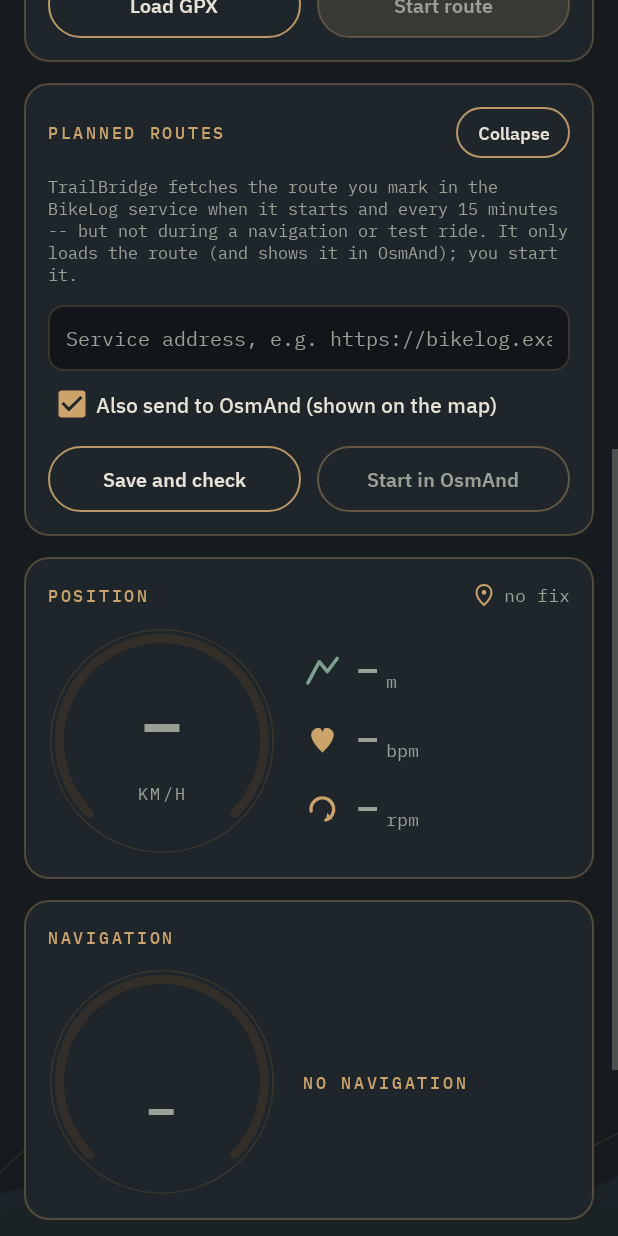
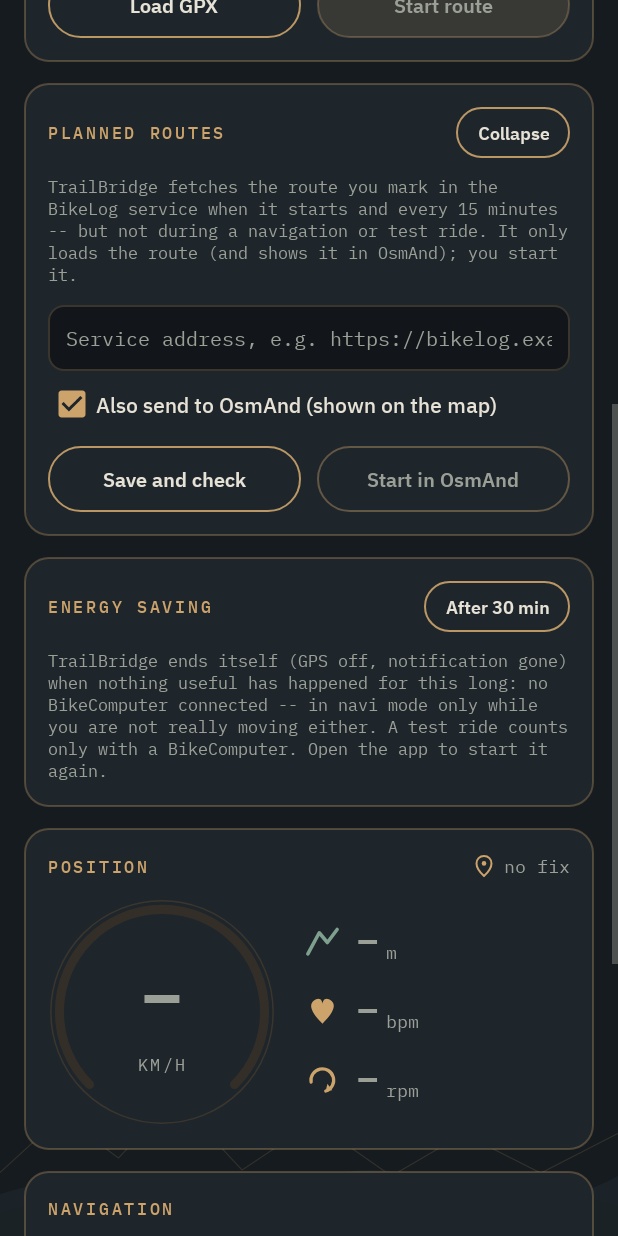
Before and after one commit to euphi/TrailBridge, an Android app: the screen it shows after launch (MainActivity), scrolled down 576 dp, on a phone screen of 412 x 824 dp. Run offline under Robolectric (Android 15) with nearby library versions, the phone set to English and light mode, and no system bars; 2 statements that could not run were skipped.

Commit message:
Version 0.5.1-rc3: Dienst beendet sich bei Leerlauf selbst
Der Dienst forderte das GPS jede Sekunde an, bis man ihn von Hand beendete
(am Gerät: 3 h 19 min GPS an, ohne BikeComputer). Jetzt läuft ein Timer
(IdleWatch), wenn nichts Sinnvolles passiert: kein BikeComputer verbunden;
im Navi-Modus zählt echte Bewegung, eine Testfahrt nur mit BikeComputer.
Standard 30 min, einstellbar (Karte "Energie sparen", auch "Nie"). Der Timer
ist ein AlarmManager-Alarm, damit er im Doze auslöst. Danach: Vordergrund-
Benachrichtigung weg, GPS aus, stopSelf.

Co-Authored-By: Claude Sonnet 5.5 <noreply@anthropic.com>

```diff
--- a/app/build.gradle
+++ b/app/build.gradle
@@ -15,7 +15,7 @@ android {
         // neue Versionen über die Tags und prüft genau diese beiden Werte --
         // vor jedem Release-Tag hier hochzählen, siehe FDROID.md.
         versionCode 501
-        versionName "0.5.1-rc2"
+        versionName "0.5.1-rc3"
     }
 
     // Kein von Google verschlüsselter Abhängigkeits-Blob in der APK -- F-Droid
--- /dev/null
+++ b/app/src/main/java/com/euphi/trailbridge/AutoStopSettings.java
@@ -0,0 +1,37 @@
+package com.euphi.trailbridge;
+
+import android.content.Context;
+import android.content.SharedPreferences;
+
+/** How long the service may be idle (see {@link IdleWatch}) before it ends itself. */
+final class AutoStopSettings {
+    private static final String PREFS = "auto_stop";
+    private static final String KEY_MINUTES = "minutes";
+
+    /** The choices in the order the settings button cycles through them; 0 = never. */
+    static final int[] CHOICES_MIN = {15, 30, 60, 120, 0};
+    static final int DEFAULT_MIN = 30;
+
+    private final SharedPreferences prefs;
+
+    AutoStopSettings(Context context) {
+        prefs = context.getApplicationContext().getSharedPreferences(PREFS, Context.MODE_PRIVATE);
+    }
+
+    /** 0 = never. */
+    int minutes() {
+        return prefs.getInt(KEY_MINUTES, DEFAULT_MIN);
+    }
+
+    void setMinutes(int minutes) {
+        prefs.edit().putInt(KEY_MINUTES, minutes).apply();
+    }
+
+    /** The choice after the current one; a stored value that is not a choice any more starts over at the first. */
+    static int next(int minutes) {
+        for (int i = 0; i < CHOICES_MIN.length; i++) {
+            if (CHOICES_MIN[i] == minutes) return CHOICES_MIN[(i + 1) % CHOICES_MIN.length];
+        }
+        return CHOICES_MIN[0];
+    }
+}
--- a/app/src/main/java/com/euphi/trailbridge/MainActivity.java
+++ b/app/src/main/java/com/euphi/trailbridge/MainActivity.java
@@ -159,6 +159,7 @@ public class MainActivity extends AppCompatActivity implements TrailBridgeServic
         });
         setupTestPanel();
         setupPlannedCard();
+        setupAutoStopCard();
         updateRouteButton();
         handleIntent(getIntent());
     }
@@ -251,6 +252,25 @@ public class MainActivity extends AppCompatActivity implements TrailBridgeServic
             if (service != null) service.startRouteInOsmAnd();
         });
         applyPlannedExpanded();
+    }
+
+    /** One button that cycles through the idle times (AutoStopSettings) and shows the current one. */
+    private void setupAutoStopCard() {
+        Button button = findViewById(R.id.autoStopButton);
+        AutoStopSettings settings = new AutoStopSettings(this);
+        button.setText(autoStopLabel(settings.minutes()));
+        button.setOnClickListener(v -> {
+            int minutes = AutoStopSettings.next(settings.minutes());
+            settings.setMinutes(minutes);
+            button.setText(autoStopLabel(minutes));
+            if (service != null) service.onAutoStopChanged();
+        });
+    }
+
+    private String autoStopLabel(int minutes) {
+        if (minutes <= 0) return getString(R.string.auto_stop_never);
+        return minutes % 60 == 0 ? getString(R.string.auto_stop_after_hours, minutes / 60)
+                : getString(R.string.auto_stop_after, minutes);
     }
 
     private void applyPlannedExpanded() {
--- a/app/src/main/java/com/euphi/trailbridge/NaviActivity.java
+++ b/app/src/main/java/com/euphi/trailbridge/NaviActivity.java
@@ -162,4 +162,9 @@ public class NaviActivity extends AppCompatActivity implements TrailBridgeServic
     @Override
     public void onPlaybackChanged(@Nullable PlaybackState state) {
     }
+
+    @Override
+    public boolean isNaviMode() {
+        return true;
+    }
 }
--- a/app/src/main/res/layout/activity_main.xml
+++ b/app/src/main/res/layout/activity_main.xml
@@ -518,6 +518,40 @@
         </LinearLayout>
     </LinearLayout>
 
+    <!-- ============ Energie sparen: Dienst beendet sich bei Leerlauf (siehe IdleWatch) ============ -->
+    <LinearLayout
+        android:id="@+id/autoStopCard"
+        style="@style/TB.Card">
+
+        <LinearLayout
+            android:layout_width="match_parent"
+            android:layout_height="wrap_content"
+            android:gravity="center_vertical"
+            android:orientation="horizontal">
+
+            <TextView
+                style="@style/TB.Eyebrow"
+                android:layout_width="0dp"
+                android:layout_height="wrap_content"
+                android:layout_weight="1"
+                android:text="@string/card_auto_stop" />
+
+            <Button
+                android:id="@+id/autoStopButton"
+                style="@style/TB.Button.Small"
+                android:layout_width="wrap_content"
+                android:layout_height="wrap_content" />
+        </LinearLayout>
+
+        <TextView
+            style="@style/TB.Caption"
+            android:layout_width="match_parent"
+            android:layout_height="wrap_content"
+            android:layout_marginTop="10dp"
+            android:text="@string/auto_stop_hint"
+            android:textSize="11sp" />
+    </LinearLayout>
+
     <!-- ============ Position / Navigation (auch im Navi-Modus, siehe NaviActivity) ============ -->
     <include layout="@layout/card_position" />
 
--- a/app/src/main/res/values/strings.xml
+++ b/app/src/main/res/values/strings.xml
@@ -144,6 +144,11 @@
 
     <!-- Planned routes (BikeLog service) -->
     <string name="card_planned">Planned routes</string>
+    <string name="card_auto_stop">Energy saving</string>
+    <string name="auto_stop_hint">TrailBridge ends itself (GPS off, notification gone) when nothing useful has happened for this long: no BikeComputer connected -- in navi mode only while you are not really moving either. A test ride counts only with a BikeComputer. Open the app to start it again.</string>
+    <string name="auto_stop_after">After %1$d min</string>
+    <string name="auto_stop_after_hours">After %1$d h</string>
+    <string name="auto_stop_never">Never</string>
     <string name="planned_hint">TrailBridge fetches the route you mark in the BikeLog service when it starts and every 15 minutes -- but not during a navigation or test ride. It only loads the route (and shows it in OsmAnd); you start it.</string>
     <string name="planned_settings">Settings</string>
     <string name="planned_settings_close">Collapse</string>
```
Also changed, not shown: app/src/main/java/com/euphi/trailbridge/IdleWatch.java (added, +59 -0 lines), app/src/main/java/com/euphi/trailbridge/TrailBridgeService.java (+92 -1 lines), 9 other files.
